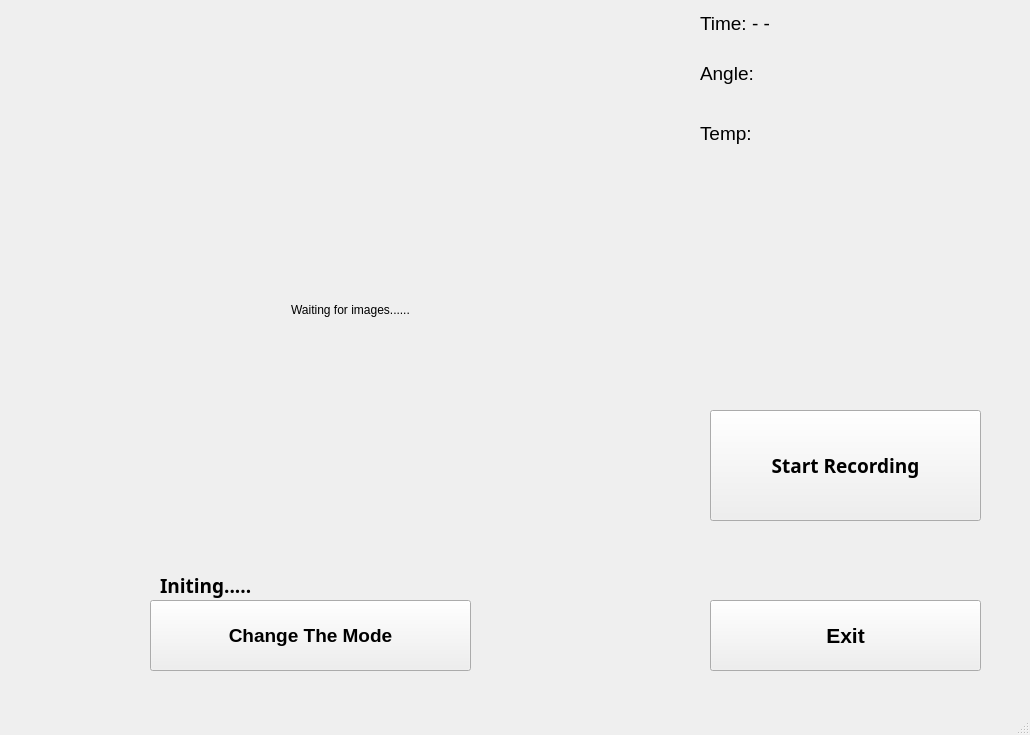
The window that QTViewer/mainwindow.ui (daijiaweicb/Outdoor-Photography-Helmet-with-Physical-Condition-Monitoring) describes before a commit, drawn with Qt 5.
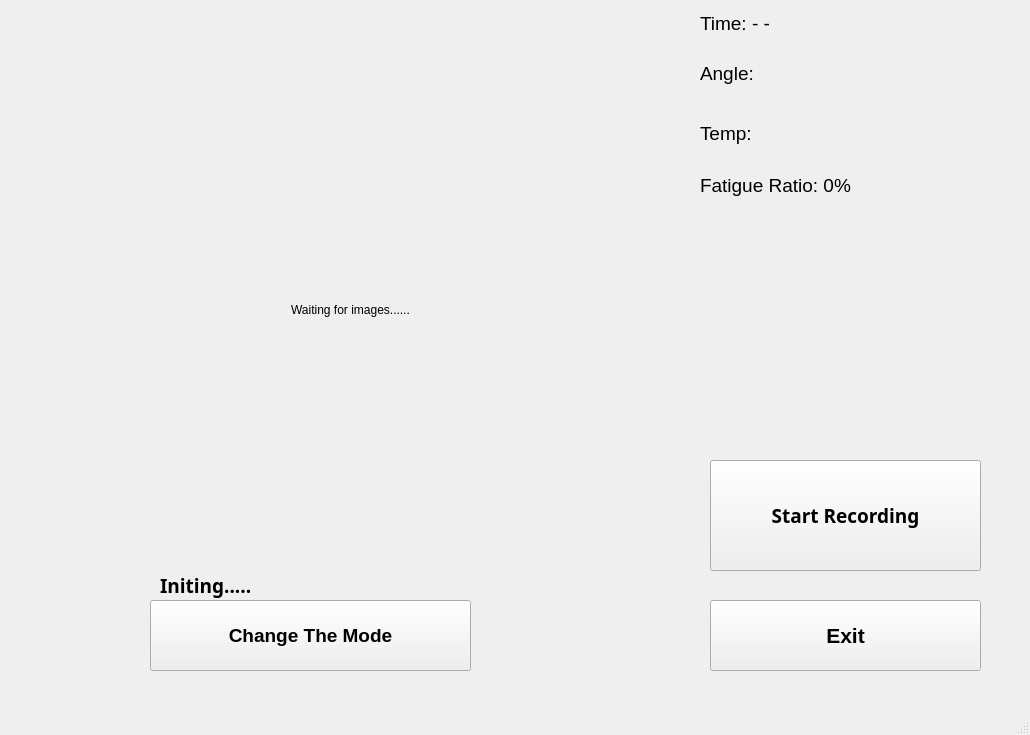
The same window after the commit.

Commit message: add a new label to record percentage of fatigue time

Diff of the .ui file:
```diff
--- a/QTViewer/mainwindow.ui
+++ b/QTViewer/mainwindow.ui
@@ -113,7 +113,7 @@
     <property name="geometry">
      <rect>
       <x>710</x>
-      <y>410</y>
+      <y>460</y>
       <width>271</width>
       <height>111</height>
      </rect>
@@ -220,9 +220,9 @@
    <widget class="QLabel" name="label">
     <property name="geometry">
      <rect>
-      <x>740</x>
-      <y>180</y>
-      <width>200</width>
+      <x>739</x>
+      <y>220</y>
+      <width>181</width>
       <height>200</height>
      </rect>
     </property>
@@ -230,6 +230,25 @@
      <string/>
     </property>
    </widget>
+   <widget class="QLabel" name="label_per">
+    <property name="geometry">
+     <rect>
+      <x>700</x>
+      <y>170</y>
+      <width>281</width>
+      <height>31</height>
+     </rect>
+    </property>
+    <property name="font">
+     <font>
+      <family>System-ui</family>
+      <pointsize>14</pointsize>
+     </font>
+    </property>
+    <property name="text">
+     <string>Fatigue Ratio: 0%</string>
+    </property>
+   </widget>
    <zorder>label</zorder>
    <zorder>label_time</zorder>
    <zorder>label_video</zorder>
```
Left out of the diff: 1 changed line with no effect on the pictures. The commit also changes 1 other file.
